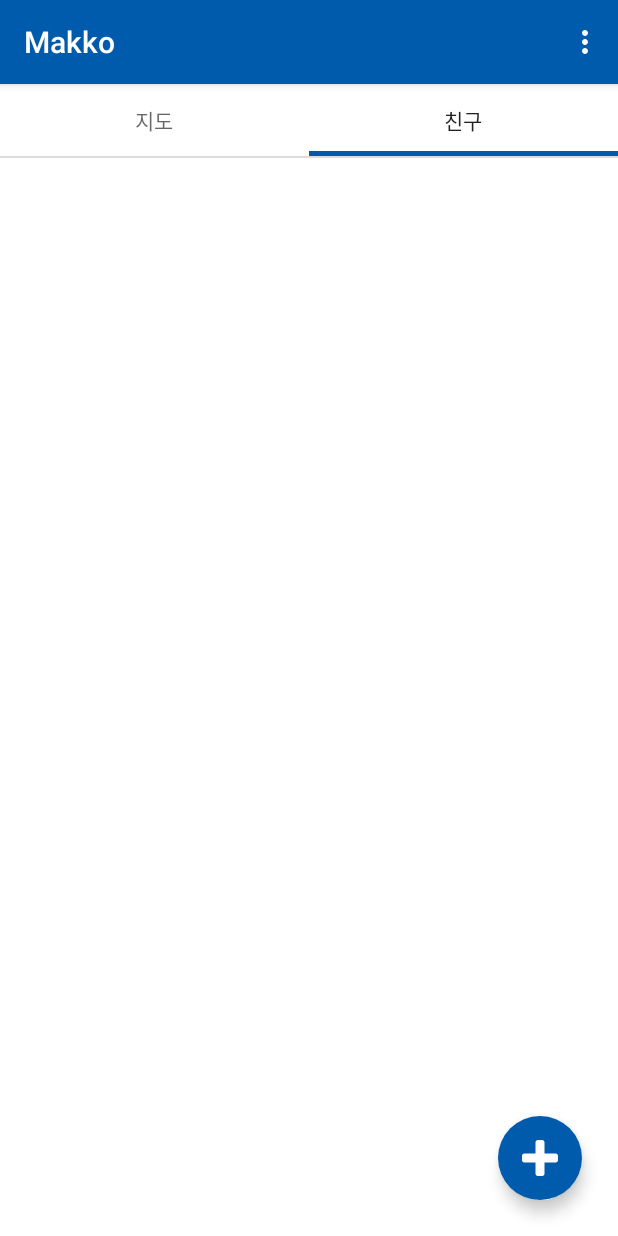
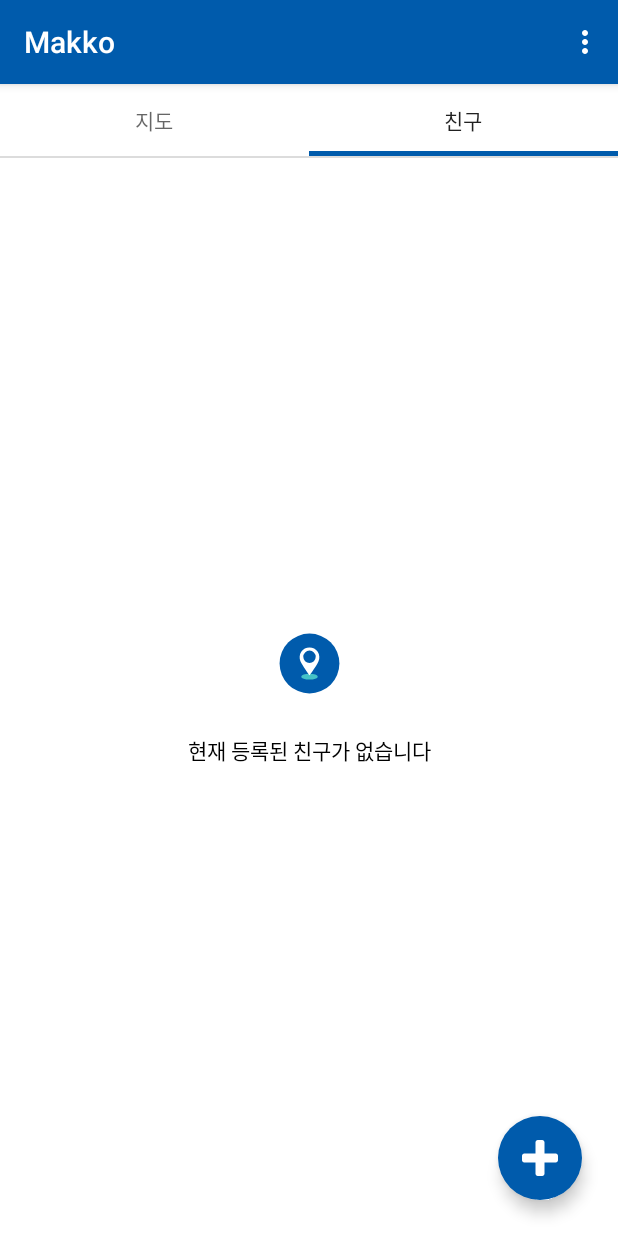
Before and after one commit to loveprotocol/Makko, an Android app: the screen it shows after launch once a user with an empty profile is signed in (MainActivity), tab 2 chosen, on a phone screen of 412 x 824 dp. Run offline under Robolectric (Android 15) with nearby library versions, the phone set to English and light mode, and no system bars; our stand-ins replace Firebase (no records; nobody signed in at launch, a user with empty details on screens opened directly); libraries missing offline, so code that uses them is left out: com.gun0912.tedpermission, net.daum.mf; 4 statements that could not run were skipped.

Commit message:
friendArray null일 경우 예외처리 및 emptyview 생성

```diff
--- a/app/src/main/java/com/inha/makko/FriendFragment.java
+++ b/app/src/main/java/com/inha/makko/FriendFragment.java
@@ -7,6 +7,7 @@ import android.os.Bundle;
 import androidx.annotation.NonNull;
 import androidx.annotation.Nullable;
 import androidx.appcompat.app.AlertDialog;
+import androidx.constraintlayout.widget.ConstraintLayout;
 import androidx.core.content.ContextCompat;
 import androidx.fragment.app.Fragment;
 import androidx.recyclerview.widget.DividerItemDecoration;
@@ -20,6 +21,7 @@ import android.view.View;
 import android.view.ViewGroup;
 import android.widget.EditText;
 import android.widget.ProgressBar;
+import android.widget.TextView;
 import android.widget.Toast;
 
 import com.google.android.gms.tasks.OnFailureListener;
@@ -47,6 +49,7 @@ public class FriendFragment extends Fragment implements View.OnClickListener {
 
     private SwipeRefreshLayout swipeRefreshLayout;
     private RecyclerView friendRecyclerView;
+    private ConstraintLayout emptyLayout;
     private FriendRecyclerViewAdapter friendRecyclerViewAdapter = null;
     private FloatingActionButton friendAddBtn;
     private User myInfo = null;
@@ -81,6 +84,9 @@ public class FriendFragment extends Fragment implements View.OnClickListener {
 
         swipeRefreshLayout = view.findViewById(R.id.fragment_friends_swipe_refresh_layout);
         friendRecyclerView = view.findViewById(R.id.fragment_friends_recycler_view);
+        emptyLayout = view.findViewById(R.id.fragment_friends_emptyView);
+        TextView emptyTextView = emptyLayout.findViewById(R.id.layout_recycler_view_empty_tv_match);
+        emptyTextView.setText("현재 등록된 친구가 없습니다");
         friendAddBtn = view.findViewById(R.id.fragment_friends_floating_btn);
         friendAddBtn.setOnClickListener(this);
 
@@ -126,7 +132,7 @@ public class FriendFragment extends Fragment implements View.OnClickListener {
                                 }
                             }
 
-                            if (myInfo != null) {
+                            if (myInfo != null && myInfo.friendArray != null) {
                                 for (String friendId : myInfo.friendArray) {
                                     for (User user : allUserArrayList) {
                                         if (user.uid.equals(friendId)) {
@@ -142,6 +148,13 @@ public class FriendFragment extends Fragment implements View.OnClickListener {
                             } else {
                                 updateRecyclerView(friendArrayList);
                             }
+
+                            if (friendArrayList.size() == 0) {
+                                showEmptyLayout();
+                            } else {
+                                showRecyclerView();
+                            }
+
                         }
                         swipeRefreshLayout.setRefreshing(false);
                     }
@@ -165,6 +178,16 @@ public class FriendFragment extends Fragment implements View.OnClickListener {
 
     private void updateRecyclerView(ArrayList<User> friendArrayList) {
         friendRecyclerViewAdapter.refreshList(friendArrayList);
+    }
+
+    private void showEmptyLayout() {
+        emptyLayout.setVisibility(View.VISIBLE);
+        friendRecyclerView.setVisibility(View.INVISIBLE);
+    }
+
+    private void showRecyclerView() {
+        emptyLayout.setVisibility(View.INVISIBLE);
+        friendRecyclerView.setVisibility(View.VISIBLE);
     }
 
     @Override
@@ -224,11 +247,27 @@ public class FriendFragment extends Fragment implements View.OnClickListener {
                                     }
                                     Toast.makeText(getContext(), "검색 결과 없음", Toast.LENGTH_SHORT).show();
                                 } else {
-                                    for (User user : userArrayList) {
-                                        friendRecyclerViewAdapter.addItem(user);
-                                        myInfo.friendArray.add(user.uid);
+                                    boolean newFriend = false;
+                                    if (myInfo.friendArray == null) {
+                                        myInfo.friendArray = new ArrayList<>();
                                     }
 
+                                    for (User user : userArrayList) {
+                                        if (!myInfo.friendArray.contains(user.uid)) {
+                                            friendRecyclerViewAdapter.addItem(user);
+                                            showRecyclerView();
+                                            myInfo.friendArray.add(user.uid);
+                                            newFriend = true;
+                                        } else {
+                                            Toast.makeText(getContext(), "이미 존재하는 친구입니다", Toast.LENGTH_SHORT).show();
+                                            if (loadingBar != null) {
+                                                loadingBar.setVisibility(View.INVISIBLE);
+                                            }
+                                            dialog.dismiss();
+                                        }
+                                    }
+
+                                    if (newFriend) {
                                         Map<String, Object> friendMap = new HashMap<>();
                                         friendMap.put("friendArray", myInfo.friendArray);
 
@@ -258,6 +297,7 @@ public class FriendFragment extends Fragment implements View.OnClickListener {
                                                 });
                                     }
                                 }
+                            }
                         })
                         .addOnFailureListener(new OnFailureListener() {
                             @Override
--- a/app/src/main/java/com/inha/makko/MapFragment.java
+++ b/app/src/main/java/com/inha/makko/MapFragment.java
@@ -464,6 +464,7 @@ public class MapFragment extends Fragment implements View.OnClickListener, Toggl
         }
 
         friendPointList.clear();
+        if (myInfo.friendArray != null) {
             for (String friendId : myInfo.friendArray) {
                 for (User user : allUserArrayList) {
                     if (user.uid.equals(friendId)) {
@@ -475,8 +476,21 @@ public class MapFragment extends Fragment implements View.OnClickListener, Toggl
                 }
             }
 
+            if (friendPointList.size() == 0) {
+                Toast.makeText(getContext(), "현재 등록된 친구가 없습니다", Toast.LENGTH_SHORT).show();
+                friendLocButton.setOnCheckedChangeListener(null);
+                friendLocButton.setChecked(false);
+                friendLocButton.setOnCheckedChangeListener(this);
+            } else {
                 showAll();
                 friendSearchButton.setVisibility(View.VISIBLE);
+            }
+        } else {
+            Toast.makeText(getContext(), "현재 등록된 친구가 없습니다", Toast.LENGTH_SHORT).show();
+            friendLocButton.setOnCheckedChangeListener(null);
+            friendLocButton.setChecked(false);
+            friendLocButton.setOnCheckedChangeListener(this);
+        }
     }
 
     private void showAll() {
--- a/app/src/main/res/layout/fragment_friend.xml
+++ b/app/src/main/res/layout/fragment_friend.xml
@@ -11,10 +11,22 @@
         android:id="@+id/fragment_friends_swipe_refresh_layout"
         android:layout_width="match_parent"
         android:layout_height="match_parent">
-        <androidx.recyclerview.widget.RecyclerView
-            android:id="@+id/fragment_friends_recycler_view"
+        <androidx.constraintlayout.widget.ConstraintLayout
             android:layout_width="match_parent"
-            android:layout_height="match_parent" />
+            android:layout_height="match_parent">
+
+            <androidx.recyclerview.widget.RecyclerView
+                android:id="@+id/fragment_friends_recycler_view"
+                android:layout_width="match_parent"
+                android:layout_height="match_parent" />
+
+            <include
+                android:id="@+id/fragment_friends_emptyView"
+                layout="@layout/partial_recycler_view_empty_match"
+                android:layout_width="match_parent"
+                android:layout_height="match_parent"
+                android:visibility="invisible" />
+        </androidx.constraintlayout.widget.ConstraintLayout>
     </androidx.swiperefreshlayout.widget.SwipeRefreshLayout>
 
     <com.google.android.material.floatingactionbutton.FloatingActionButton
--- /dev/null
+++ b/app/src/main/res/layout/partial_recycler_view_empty_match.xml
@@ -0,0 +1,54 @@
+<?xml version="1.0" encoding="utf-8"?>
+<androidx.constraintlayout.widget.ConstraintLayout xmlns:android="http://schemas.android.com/apk/res/android"
+    xmlns:app="http://schemas.android.com/apk/res-auto"
+    xmlns:tools="http://schemas.android.com/tools"
+    android:id="@+id/layout_recycler_view_empty_cl"
+    android:layout_width="match_parent"
+    android:layout_height="match_parent"
+    android:visibility="visible">
+
+    <androidx.appcompat.widget.AppCompatImageView
+        android:id="@+id/layout_recycler_view_empty_img_match"
+        android:layout_width="46dp"
+        android:layout_height="46dp"
+        app:layout_constraintEnd_toEndOf="parent"
+        app:layout_constraintStart_toStartOf="parent"
+        app:layout_constraintTop_toTopOf="parent"
+        app:layout_constraintBottom_toTopOf="@id/layout_recycler_view_empty_tv_match"
+        app:layout_constraintVertical_chainStyle="packed"
+        app:srcCompat="@drawable/ic_launcher" />
+
+    <TextView
+        android:id="@+id/layout_recycler_view_empty_tv_match"
+        android:layout_width="match_parent"
+        android:layout_height="wrap_content"
+        android:layout_marginTop="24dp"
+        android:textAlignment="center"
+        android:textColor="@android:color/black"
+        android:textSize="14sp"
+        app:layout_constraintTop_toBottomOf="@id/layout_recycler_view_empty_img_match"
+        app:layout_constraintBottom_toBottomOf="parent"
+        tools:text="recycler_view에 보여줄 아이템이 없거나\n 오류 발생 시 사용하는 Empty layout" />
+
+    <!--Button
+        android:id="@+id/layout_recycler_view_affiliate_move"
+        android:layout_width="wrap_content"
+        android:layout_height="36dp"
+        app:layout_constraintStart_toStartOf="parent"
+        app:layout_constraintTop_toBottomOf="@id/layout_recycler_view_empty_tv_match"
+        app:layout_constraintEnd_toEndOf="parent"
+        app:layout_constraintBottom_toBottomOf="parent"
+        android:stateListAnimator="@null"
+        android:elevation="4dp"
+        android:layout_marginTop="16dp"
+        android:text="@string/fragment_main_home_affiliate_move"
+        android:textColor="@android:color/white"
+        android:textSize="14sp"
+        android:gravity="center_vertical"
+        android:paddingStart="12dp"
+        android:paddingEnd="16dp"
+        android:background="@drawable/drawable_rounded_rectangle"
+        android:drawablePadding="8dp"
+        android:drawableStart="@drawable/ic_affiliate_lightning" /-->
+
+</androidx.constraintlayout.widget.ConstraintLayout>
```
Lines whose indentation alone changed are shown as unchanged.
